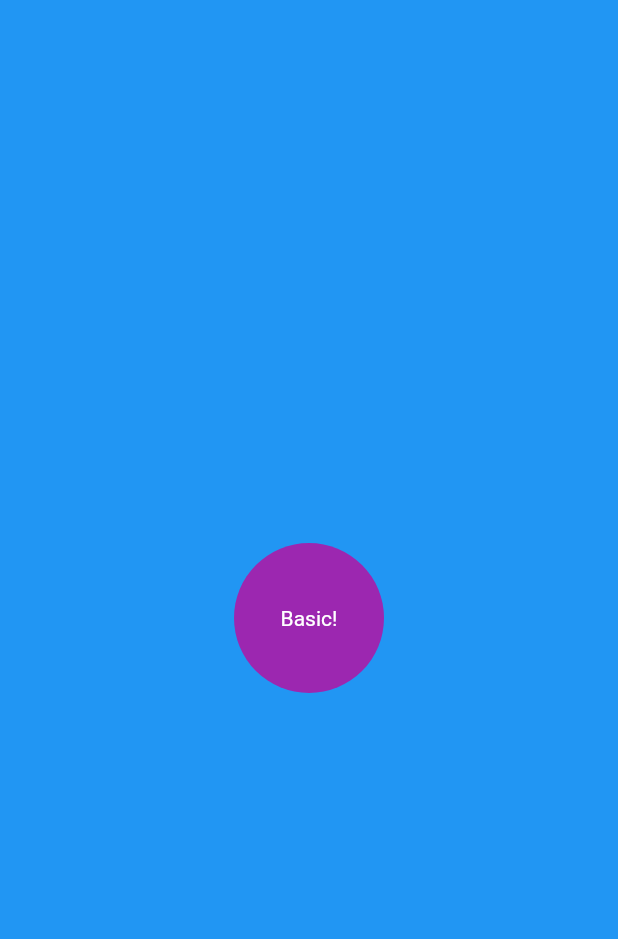
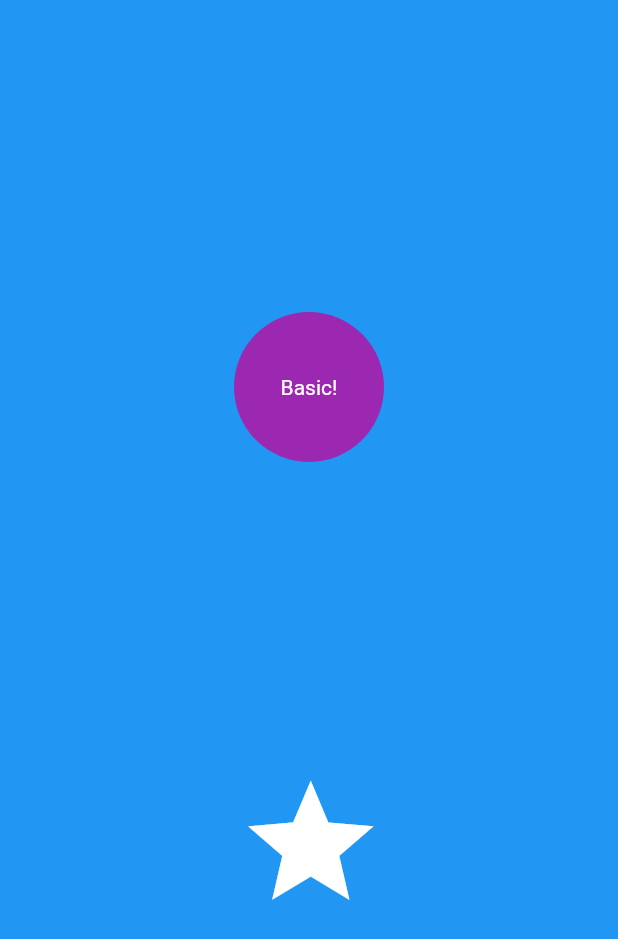
Before and after one commit to iorioluca97/animatly, a Flutter app: the screen it shows after launch, on a phone screen of 412 x 824 dp. Shown: the top 939 px of the screen. Run offline on Flutter 3.47's test engine with Material 2 defaults, Android fonts, the phone set to English and light mode, and no system bars.

Commit message:
Final commit added animationController functionalities. App works!

```diff
--- a/lib/screens/Home_Page.dart
+++ b/lib/screens/Home_Page.dart
@@ -2,6 +2,7 @@ import 'package:flutter/material.dart';
 import 'package:flutter/src/foundation/key.dart';
 import 'package:flutter/src/widgets/framework.dart';
 import 'package:flutter/widgets.dart';
+import 'dart:math';
 
 class HomePage extends StatefulWidget {
   const HomePage({Key? key}) : super(key: key);
@@ -10,13 +11,25 @@ class HomePage extends StatefulWidget {
   State<HomePage> createState() => _HomePageState();
 }
 
-class _HomePageState extends State<HomePage> {
+class _HomePageState extends State<HomePage> with TickerProviderStateMixin {
   double _radius = 100;
 
   final Tween<double> backGroundscale = Tween<double>(
     begin: 0.0,
     end: 1.0,
   );
+
+  AnimationController? _animationController;
+
+  @override
+  void initState() {
+    super.initState();
+    _animationController = AnimationController(
+      duration: const Duration(seconds: 3),
+      vsync: this,
+    );
+    _animationController!.repeat();
+  }
 
   @override
   Widget build(BuildContext context) {
@@ -27,7 +40,12 @@ class _HomePageState extends State<HomePage> {
           clipBehavior: Clip.none,
           children: [
             pageBackground(),
-            circularAnimationButton(),
+            Column(
+              mainAxisAlignment: MainAxisAlignment.spaceEvenly,
+              mainAxisSize: MainAxisSize.max,
+              crossAxisAlignment: CrossAxisAlignment.center,
+              children: [circularAnimationButton(), startIcon()],
+            ),
           ],
         ),
       ),
@@ -38,11 +56,11 @@ class _HomePageState extends State<HomePage> {
     return TweenAnimationBuilder(
         curve: Curves.easeInOutCubicEmphasized,
         tween: backGroundscale,
-        duration: Duration(seconds: 1),
-        builder: (context, double _scale, _child) {
+        duration: const Duration(seconds: 1),
+        builder: (context, double scale, child) {
           return Transform.scale(
-            scale: _scale,
-            child: _child,
+            scale: scale,
+            child: child,
           );
         },
         child: Container(color: Colors.blue));
@@ -81,4 +99,21 @@ class _HomePageState extends State<HomePage> {
       ),
     );
   }
+
+  Widget startIcon() {
+    return AnimatedBuilder(
+      builder: (context, child) {
+        return Transform.rotate(
+          angle: _animationController!.value * 2 * pi,
+          child: child,
+        );
+      },
+      animation: _animationController!.view,
+      child: Icon(
+        Icons.star,
+        size: 100,
+        color: Colors.white,
+      ),
+    );
+  }
 }
```
